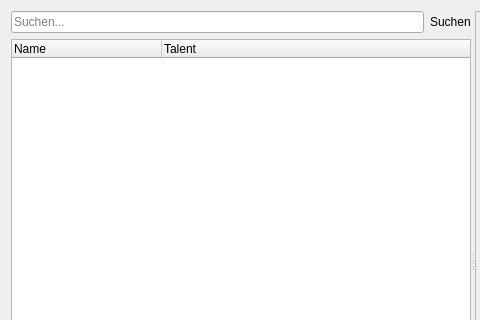
First picture: the form in designer/CharakterWaffenPicker.ui, repository Aeolitus/Sephrasto, before the edit; both pictures show x 0 to 480 and y 0 to 320 of the 928 by 522 pixel window.
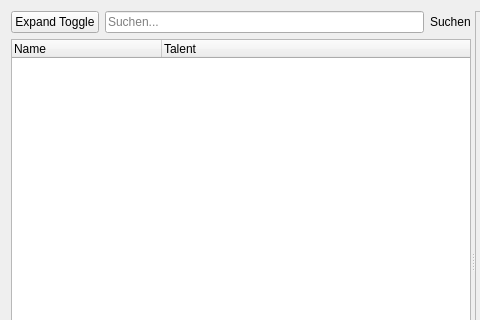
Second picture: the form after the edit.

Commit message: Vorteile/Freie Fert Picker/Waffen Picker/Rüstung Picker: add tree expand toggle

Patch:
```diff
--- a/designer/CharakterWaffenPicker.ui
+++ b/designer/CharakterWaffenPicker.ui
@@ -32,6 +32,16 @@
       <layout class="QVBoxLayout" name="verticalLayout2">
        <item>
         <layout class="QHBoxLayout" name="filterLayout">
+         <item>
+          <widget class="QPushButton" name="buttonExpandToggle">
+           <property name="text">
+            <string>Expand Toggle</string>
+           </property>
+           <property name="class" stdset="0">
+            <string>icon</string>
+           </property>
+          </widget>
+         </item>
          <item>
           <widget class="QLineEdit" name="nameFilterEdit">
            <property name="placeholderText">
```
Left out of the diff: 4 changed lines with no effect on the pictures. The commit also changes 15 other files.
